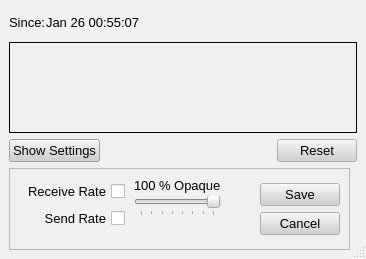
a-ilin/vidalia, file src/gui/bwgraph/bwgraph.ui: the form before one commit.
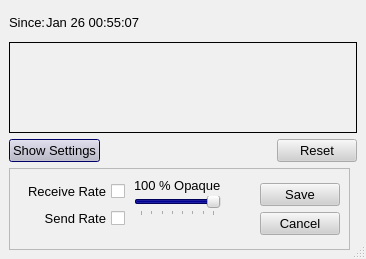
The form after the commit. Icons and pictures are not drawn. Custom widgets are drawn as their Qt base class.

What changed in the file:
```diff
--- a/src/gui/bwgraph/bwgraph.ui
+++ b/src/gui/bwgraph/bwgraph.ui
@@ -162,15 +162,15 @@
       <green>0</green>
       <blue>0</blue>
      </color>
-     <color>
-      <red>192</red>
-      <green>192</green>
-      <blue>192</blue>
-     </color>
      <color>
       <red>0</red>
       <green>0</green>
-      <blue>0</blue>
+      <blue>128</blue>
+     </color>
+     <color>
+      <red>255</red>
+      <green>255</green>
+      <blue>255</blue>
      </color>
      <color>
       <red>0</red>
@@ -252,7 +252,7 @@
      <color>
       <red>0</red>
       <green>0</green>
-      <blue>128</blue>
+      <blue>107</blue>
      </color>
      <color>
       <red>255</red>
```
